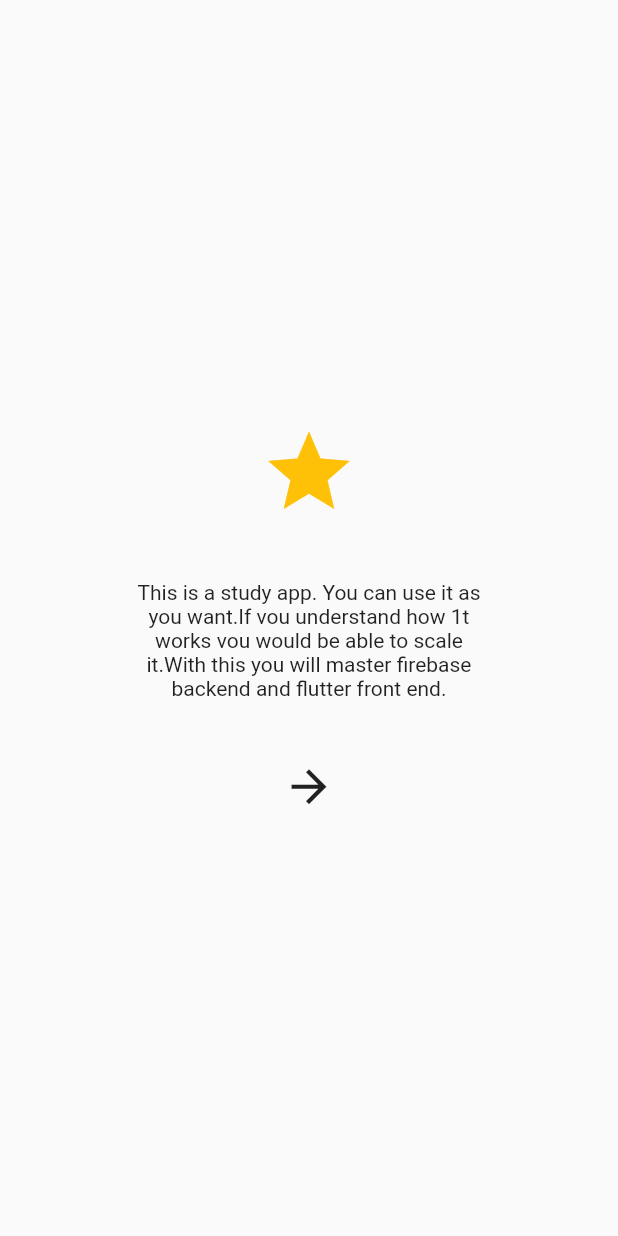
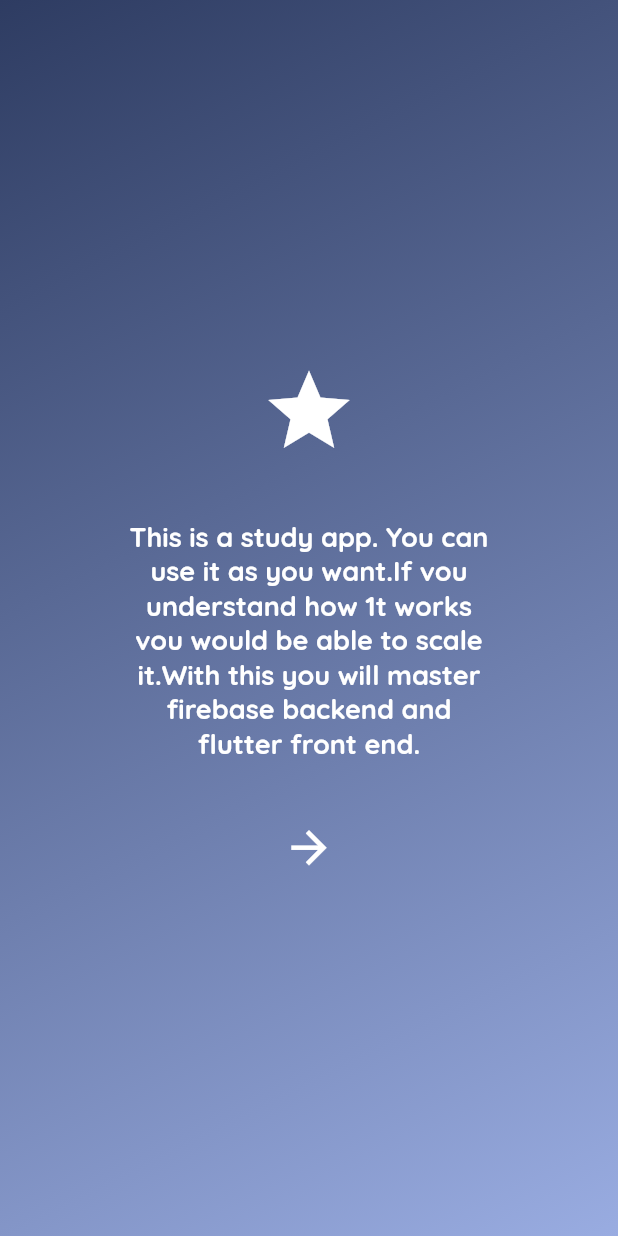
Before and after one commit to yousseffatih/Quiz_study_app, a Flutter app: the screen it shows after launch, on a phone screen of 412 x 824 dp. Run offline on Flutter 3.47's test engine with Material 2 defaults, Android fonts, the phone set to English and light mode, and no system bars; our stand-ins replace cloud_firestore, firebase_core, get, google_fonts; accounts and stored records are empty; project files that could hold a hidden picture were left out.

Commit message:
Complet the introductionScreen

```diff
--- /dev/null
+++ b/lib/Controllers/theme_controller.dart
@@ -0,0 +1,22 @@
+import 'package:flutter/material.dart';
+import 'package:get/get.dart';
+import 'package:quiz_study_app/configs/themes/app_dark_theme.dart';
+import 'package:quiz_study_app/configs/themes/app_light_theme.dart';
+
+class ThemeController extends GetxController {
+  late ThemeData _darkTheme;
+  late ThemeData _lightTheme;
+  @override
+  void onInit() {
+    initializeThemeData();
+    super.onInit();
+  }
+
+  initializeThemeData() {
+    _darkTheme = DarkTheme().buildDarkTheme();
+    _lightTheme = LightTheme().buildLightTheme();
+  }
+
+  ThemeData get darkTheme => _darkTheme;
+  ThemeData get lightTheme => _lightTheme;
+}
--- a/lib/Screens/Introduction/introduction.dart
+++ b/lib/Screens/Introduction/introduction.dart
@@ -1,6 +1,8 @@
 import 'package:flutter/material.dart';
 import 'package:get/get.dart';
 import 'package:quiz_study_app/widgets/app_circle_button.dart';
+
+import '../../configs/themes/app_colors.dart';
 
 class AppIntroductionScreen extends StatelessWidget {
   const AppIntroductionScreen({super.key});
@@ -10,6 +12,7 @@
     return Scaffold(
         body: Container(
       alignment: Alignment.center,
+      decoration: BoxDecoration(gradient: mainGradient(context)),
       child: Padding(
         padding: EdgeInsets.symmetric(
           horizontal: Get.width * 0.2,
@@ -20,14 +23,18 @@
             const Icon(
               Icons.star,
               size: 65,
-              color: Colors.amber,
             ),
-            SizedBox(height: 40),
+            const SizedBox(height: 40),
             const Text(
               "This is a study app. You can use it as you want.If vou understand how 1t works vou would be able to scale it.With this you will master firebase backend and flutter front end.",
               textAlign: TextAlign.center,
+              style: TextStyle(
+                fontSize: 18,
+                color: onSurfaceTextColor,
+                fontWeight: FontWeight.bold,
+              ),
             ),
-            SizedBox(height: 40),
+            const SizedBox(height: 40),
             AppCircleButton(
               ontap: () {},
               child: const Icon(
--- a/lib/Screens/Splach/splash_screen.dart
+++ b/lib/Screens/Splach/splash_screen.dart
@@ -1,4 +1,5 @@
 import 'package:flutter/material.dart';
+import 'package:quiz_study_app/configs/themes/app_colors.dart';
 
 class SplashScreen extends StatelessWidget {
   const SplashScreen({super.key});
@@ -8,6 +9,7 @@
     return Scaffold(
       body: Container(
         alignment: Alignment.center,
+        decoration: BoxDecoration(gradient: mainGradient(context)),
         child: Image.asset(
           "assets/images/app_splash_logo.png",
           height: 200,
--- a/lib/bidings/initial_bidings.dart
+++ b/lib/bidings/initial_bidings.dart
@@ -1,9 +1,11 @@
 import 'package:get/get.dart';
 import 'package:quiz_study_app/Controllers/auth_controller.dart';
+import 'package:quiz_study_app/Controllers/theme_controller.dart';
 
 class InitialBidings implements Bindings {
   @override
   void dependencies() {
+    Get.put(ThemeController());
     Get.put(AuthController(), permanent: true);
   }
 }
--- /dev/null
+++ b/lib/configs/themes/app_dark_theme.dart
@@ -0,0 +1,21 @@
+import 'package:flutter/material.dart';
+
+import 'sub_theme_data_mixin.dart';
+
+const Color primaryDarkColorDark = Color(0xFF2e3c62);
+const Color primaryColorDark = Color(0xFF99ace1);
+
+const Color mainTextDarkColor = Colors.white;
+
+class DarkTheme with SubThemeDataMixin {
+  buildDarkTheme() {
+    final ThemeData systemDarkTheme = ThemeData.dark();
+    return systemDarkTheme.copyWith(
+      iconTheme: getIconTheme(),
+      textTheme: getTextTheme().apply(
+        bodyColor: mainTextDarkColor,
+        displayColor: mainTextDarkColor,
+      ),
+    );
+  }
+}
--- /dev/null
+++ b/lib/configs/themes/app_light_theme.dart
@@ -0,0 +1,20 @@
+import 'package:flutter/material.dart';
+import 'package:quiz_study_app/configs/themes/sub_theme_data_mixin.dart';
+
+const Color primaryLightColorLight = Color(0xFF3ac3cb);
+const Color primaryColorLight = Color(0xFFf85187);
+
+const Color mainTextColor = Color.fromARGB(255, 40, 40, 40);
+
+class LightTheme with SubThemeDataMixin {
+  buildLightTheme() {
+    final ThemeData systemLightTheme = ThemeData.light();
+    return systemLightTheme.copyWith(
+      iconTheme: getIconTheme(),
+      textTheme: getTextTheme().apply(
+        bodyColor: mainTextColor,
+        displayColor: mainTextColor,
+      ),
+    );
+  }
+}
--- a/lib/main.dart
+++ b/lib/main.dart
@@ -1,7 +1,10 @@
 import 'package:firebase_core/firebase_core.dart';
 import 'package:flutter/material.dart';
 import 'package:get/get.dart';
+import 'package:quiz_study_app/Controllers/theme_controller.dart';
 import 'package:quiz_study_app/bidings/initial_bidings.dart';
+import 'package:quiz_study_app/configs/themes/app_dark_theme.dart';
+import 'package:quiz_study_app/configs/themes/app_light_theme.dart';
 import 'package:quiz_study_app/firebase_options.dart';
 import 'package:quiz_study_app/routes/app_routes.dart';
 
@@ -19,6 +22,7 @@
   @override
   Widget build(BuildContext context) {
     return GetMaterialApp(
+      theme: Get.find<ThemeController>().darkTheme,
       debugShowCheckedModeBanner: false,
       getPages: AppRoutes.routes(),
     );
--- a/lib/widgets/app_circle_button.dart
+++ b/lib/widgets/app_circle_button.dart
@@ -16,6 +16,7 @@
   @override
   Widget build(BuildContext context) {
     return Material(
+      type: MaterialType.transparency,
       shape: const CircleBorder(),
       child: InkWell(
         onTap: ontap,
--- a/pubspec.yaml
+++ b/pubspec.yaml
@@ -38,6 +38,7 @@
   firebase_core: ^2.15.0
   get: ^4.6.5
   cloud_firestore: ^4.8.4
+  google_fonts: ^5.1.0
 
 dev_dependencies:
   flutter_test:
```
Also changed, not shown: lib/configs/themes/app_colors.dart (added, +26 -0 lines), lib/configs/themes/sub_theme_data_mixin.dart (added, +21 -0 lines), lib/configs/themes/ui_parameters.dart (added, +7 -0 lines), pubspec.lock, 2 other files.
